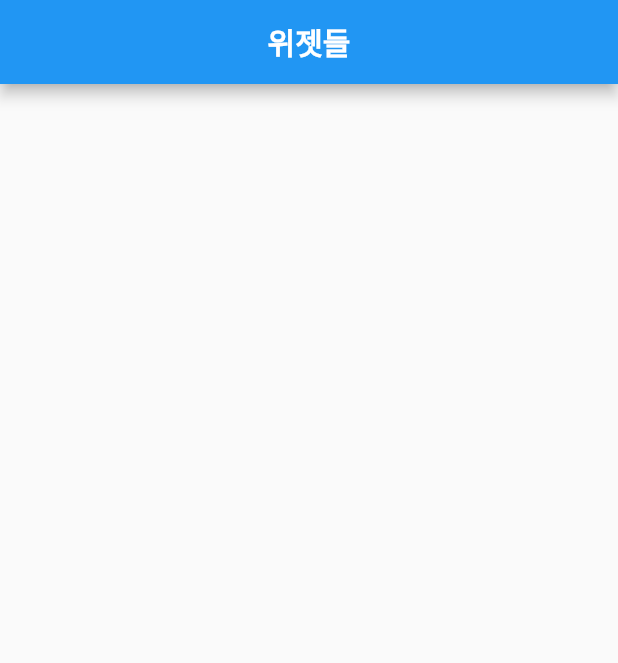
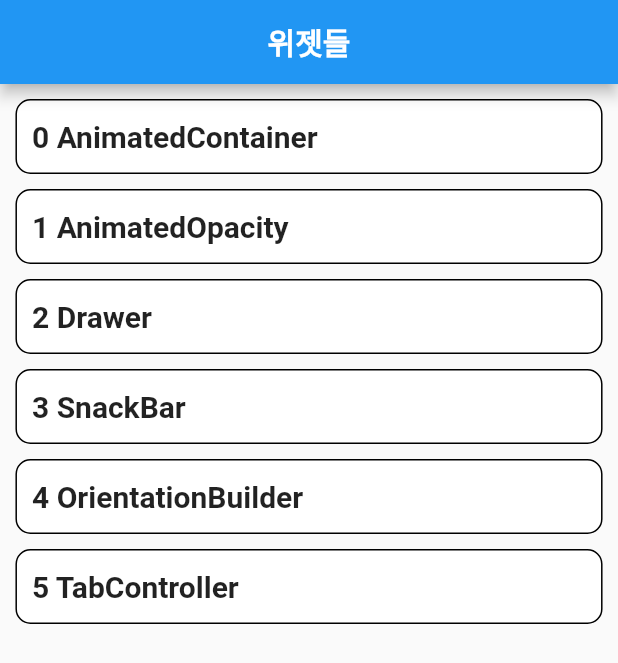
Before and after one commit to jaehee21232/TestApp, a Flutter app: the Fluwidgets screen opened directly, on a phone screen of 412 x 824 dp. Shown: the top 663 px of the screen. Run offline on Flutter 3.47's test engine with Material 2 defaults, Android fonts, the phone set to English and light mode, and no system bars; our stand-ins replace cloud_firestore, firebase_auth, firebase_core, introduction_screen, like_button; missing offline and left inert: cloud_firestore_web, firebase_auth_web, firebase_core_web; accounts and stored records are empty; statements that could not run were skipped.

Commit message:
위젯, Text 추가

```diff
--- a/lib/page/Fluwidgets.dart
+++ b/lib/page/Fluwidgets.dart
@@ -1,12 +1,32 @@
 import 'package:flutter/material.dart';
+import 'package:testapp/widgets/AnimatedContainer.dart';
+import 'package:testapp/widgets/AnimatedOpacity.dart';
+import 'package:testapp/widgets/Drawer.dart';
+import 'package:testapp/widgets/OrientationBuilder.dart';
+import 'package:testapp/widgets/SnackBar.dart';
+import 'package:testapp/widgets/TanController.dart';
 
 class Fluwidgets extends StatelessWidget {
   const Fluwidgets({super.key});
 
   @override
   Widget build(BuildContext context) {
-    List<Widget> pages = [];
-    List<String> name = [];
+    const List<Widget> pages = <Widget>[
+      MyAnimatedContainer(),
+      MyAnimatedOpacity(),
+      MyDrawer(),
+      MySnackBar(),
+      MyOrientationBuilder(),
+      MyTabController()
+    ];
+    List<String> name = [
+      "AnimatedContainer",
+      "AnimatedOpacity",
+      "Drawer",
+      "SnackBar",
+      "OrientationBuilder",
+      "TabController",
+    ];
     var size = MediaQuery.of(context).size;
     var width = size.width;
     var height = size.width;
```
